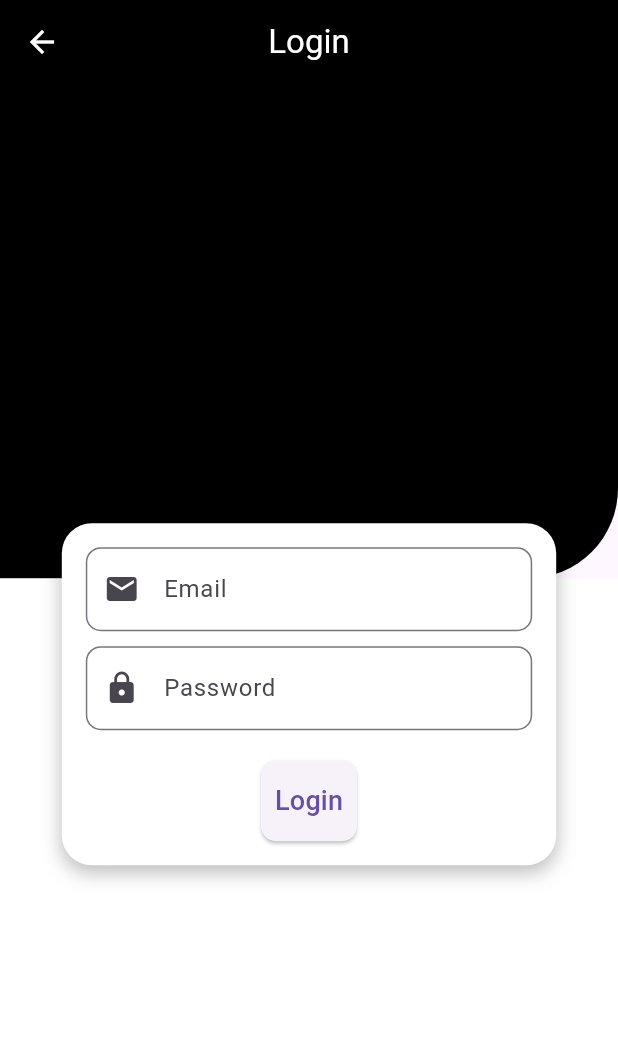
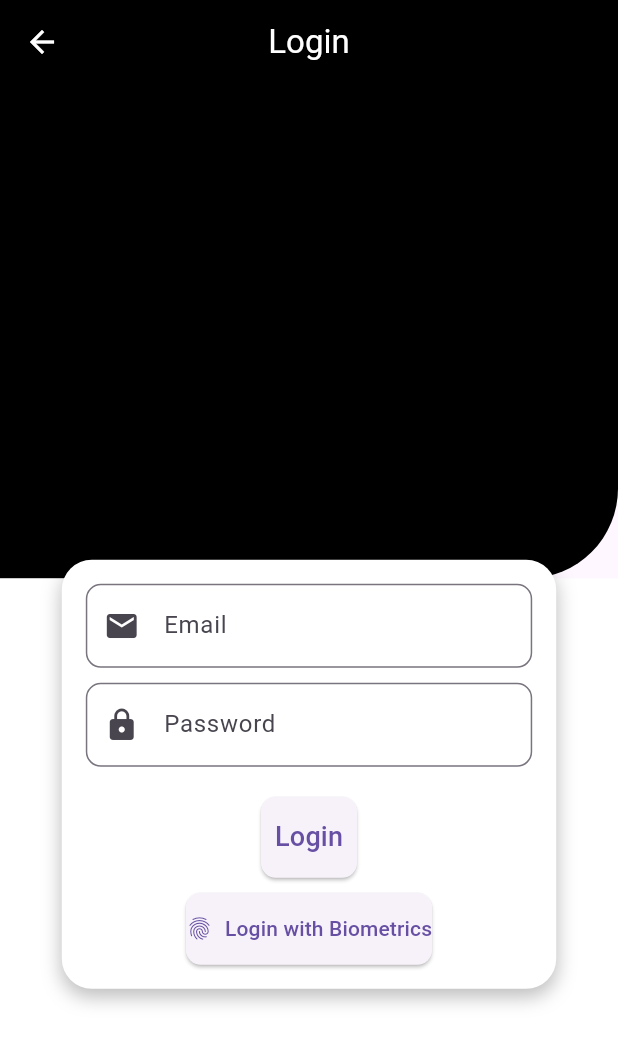
Before and after one commit to pyjoek/finalYear, a Flutter app: the screen it shows after launch, after a tap on "Login", on a phone screen of 412 x 824 dp. Shown: the top 1044 px of the screen. Run offline on Flutter 3.47's test engine with Material 3 defaults, Android fonts, the phone set to English and light mode, and no system bars; our stand-ins replace fl_chart, flutter_secure_storage, local_auth, shared_preferences; network calls fail.

Commit message:
added a biometric function feature

```diff
--- /dev/null
+++ b/lib/login copy.dart
@@ -0,0 +1,227 @@
+import 'package:flutter/material.dart';
+import 'package:http/http.dart' as http;
+import 'dart:convert';
+import 'package:shared_preferences/shared_preferences.dart';
+import 'package:finalyear/student.dart'; // Make sure this file exists
+import 'package:finalyear/teacher.dart'; // Make sure this file exists
+import 'package:local_auth/local_auth.dart';
+
+class Login extends StatefulWidget {
+  @override
+  _LoginState createState() => _LoginState();
+}
+
+class _LoginState extends State<Login> {
+  late double height, width;
+  final TextEditingController _emailController = TextEditingController();
+  final TextEditingController _passwordController = TextEditingController();
+  final LocalAuthentication auth = LocalAuthentication();
+
+  Future<void> login() async {
+    try {
+      final response = await http.post(
+        Uri.parse('http://127.0.0.1:5000/login'),
+        headers: {'Content-Type': 'application/json'},
+        body: jsonEncode({
+          'email': _emailController.text,
+          'password': _passwordController.text,
+        }),
+      );
+
+      if (response.statusCode == 200) {
+        var data = jsonDecode(response.body);
+        String token = data['access_token'];
+        String userType = data['user_type'];
+
+        SharedPreferences prefs = await SharedPreferences.getInstance();
+        prefs.setString('token', token);
+
+        if (userType == 'Student') {
+          Navigator.push(
+            context,
+            MaterialPageRoute(builder: (context) => StudentPage()),
+          );
+        } else if (userType == 'Teacher') {
+          Navigator.push(
+            context,
+            MaterialPageRoute(builder: (context) => TeacherPage()),
+          );
+        } else {
+          ScaffoldMessenger.of(context).showSnackBar(
+            SnackBar(content: Text('Unknown user type')),
+          );
+        }
+      } else {
+        ScaffoldMessenger.of(context).showSnackBar(
+          SnackBar(content: Text('Invalid credentials')),
+        );
+      }
+    } catch (e) {
+      ScaffoldMessenger.of(context).showSnackBar(
+        SnackBar(content: Text('Error: $e')),
+      );
+    }
+  }
+
+  Future<void> _authenticateWithBiometrics() async {
+    try {
+      bool isAuthenticated = await auth.authenticate(
+        localizedReason: 'Authenticate to login',
+        options: const AuthenticationOptions(
+          biometricOnly: true,
+          stickyAuth: true,
+        ),
+      );
+
+      if (isAuthenticated) {
+        SharedPreferences prefs = await SharedPreferences.getInstance();
+        String? token = prefs.getString('token');
+
+        if (token != null) {
+          // Navigate based on user type or saved data
+          // Assuming user type is also saved in preferences
+          String? userType = prefs.getString('user_type');
+
+          if (userType == 'Student') {
+            Navigator.push(
+              context,
+              MaterialPageRoute(builder: (context) => StudentPage()),
+            );
+          } else if (userType == 'Teacher') {
+            Navigator.push(
+              context,
+              MaterialPageRoute(builder: (context) => TeacherPage()),
+            );
+          } else {
+            ScaffoldMessenger.of(context).showSnackBar(
+              SnackBar(content: Text('Unknown user type')),
+            );
+          }
+        } else {
+          ScaffoldMessenger.of(context).showSnackBar(
+            SnackBar(content: Text('No saved session found')),
+          );
+        }
+      }
+    } catch (e) {
+      ScaffoldMessenger.of(context).showSnackBar(
+        SnackBar(content: Text('Biometric authentication failed: $e')),
+      );
+    }
+  }
+
+  @override
+  Widget build(BuildContext context) {
+    height = MediaQuery.of(context).size.height;
+    width = MediaQuery.of(context).size.width;
+
+    return MaterialApp(
+      debugShowCheckedModeBanner: false,
+      home: Scaffold(
+        appBar: AppBar(
+          backgroundColor: Colors.black,
+          leading: InkWell(
+            onTap: () => Navigator.pop(context),
+            child: Icon(Icons.arrow_back, color: Colors.white),
+          ),
+          title: Text("Login", style: TextStyle(color: Colors.white)),
+          centerTitle: true,
+        ),
+        body: Stack(
+          children: [
+            Column(
+              children: [
+                Container(
+                  height: height * .4,
+                  decoration: BoxDecoration(
+                    color: Colors.black,
+                    borderRadius: BorderRadius.only(
+                      bottomRight: Radius.circular(60),
+                    ),
+                  ),
+                ),
+                Expanded(
+                  child: Container(
+                    color: Colors.white,
+                  ),
+                ),
+              ],
+            ),
+            Positioned(
+              left: width * 0.1,
+              right: width * 0.1,
+              bottom: height * 0.2,
+              child: Container(
+                padding: EdgeInsets.all(16),
+                decoration: BoxDecoration(
+                  color: Colors.white,
+                  borderRadius: BorderRadius.circular(20),
+                  boxShadow: [
+                    BoxShadow(
+                      color: Colors.black26,
+                      blurRadius: 10,
+                      offset: Offset(0, 5),
+                    ),
+                  ],
+                ),
+                child: Column(
+                  mainAxisSize: MainAxisSize.min,
+                  children: [
+                    TextField(
+                      controller: _emailController,
+                      decoration: InputDecoration(
+                        labelText: 'Email',
+                        prefixIcon: Icon(Icons.email),
+                        border: OutlineInputBorder(
+                          borderRadius: BorderRadius.circular(10),
+                        ),
+                      ),
+                    ),
+                    SizedBox(height: 10),
+                    TextField(
+                      controller: _passwordController,
+                      obscureText: true,
+                      decoration: InputDecoration(
+                        labelText: 'Password',
+                        prefixIcon: Icon(Icons.lock),
+                        border: OutlineInputBorder(
+                          borderRadius: BorderRadius.circular(10),
+                        ),
+                      ),
+                    ),
+                    SizedBox(height: 20),
+                    ElevatedButton(
+                      onPressed: login,
+                      style: ElevatedButton.styleFrom(
+                        padding: EdgeInsets.symmetric(vertical: 14.0),
+                        shape: RoundedRectangleBorder(
+                          borderRadius: BorderRadius.circular(10),
+                        ),
+                      ),
+                      child: Text(
+                        "Login",
+                        style: TextStyle(fontSize: 18),
+                      ),
+                    ),
+                    SizedBox(height: 10),
+                    ElevatedButton.icon(
+                      onPressed: _authenticateWithBiometrics,
+                      icon: Icon(Icons.fingerprint),
+                      label: Text("Login with Biometrics"),
+                      style: ElevatedButton.styleFrom(
+                        padding: EdgeInsets.symmetric(vertical: 14.0),
+                        shape: RoundedRectangleBorder(
+                          borderRadius: BorderRadius.circular(10),
+                        ),
+                      ),
+                    ),
+                  ],
+                ),
+              ),
+            ),
+          ],
+        ),
+      ),
+    );
+  }
+}
--- a/lib/main.dart
+++ b/lib/main.dart
@@ -1,4 +1,4 @@
-import 'package:finalyear/login.dart';
+import 'package:finalyear/login copy.dart';
 import 'package:flutter/material.dart';
 import 'package:finalyear/register.dart';
 
--- a/pubspec.yaml
+++ b/pubspec.yaml
@@ -30,6 +30,7 @@ environment:
 dependencies:
   fl_chart: ^0.40.0
   qr_code_scanner: ^0.7.0
+  local_auth: ^2.1.0
   shared_preferences: ^2.0.15
   flutter_secure_storage: ^7.0.0
   http: ^0.13.3
```
Also changed, not shown: pubspec.lock, 3 other files.
